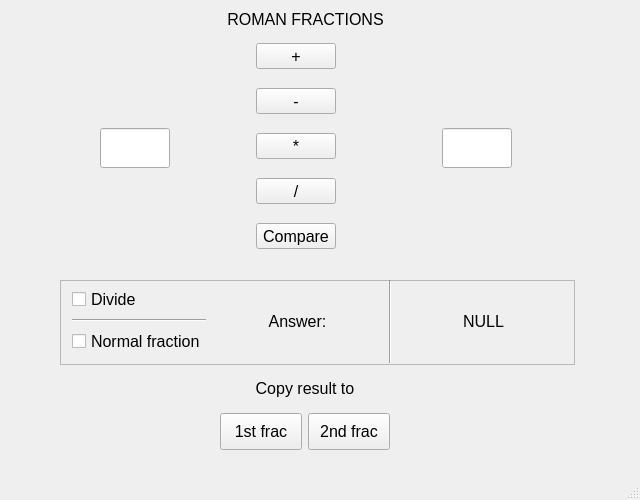
Before: the Qt Designer form src/mainwindow.ui in Tsettaro/roman-fraction, drawn with Qt 5.
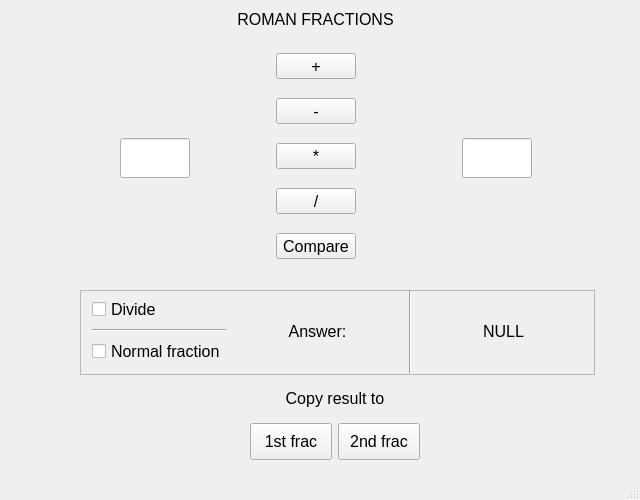
After: the same form once the commit is applied. Icons and pictures are not drawn.

Commit message: Fix enable copy layout logic

What changed in the file:
```diff
--- a/src/mainwindow.ui
+++ b/src/mainwindow.ui
@@ -46,8 +46,8 @@
    <widget class="QWidget" name="horizontalLayoutWidget">
     <property name="geometry">
      <rect>
-      <x>90</x>
-      <y>30</y>
+      <x>110</x>
+      <y>40</y>
       <width>432</width>
       <height>237</height>
      </rect>
@@ -272,7 +272,7 @@
    <widget class="QLabel" name="label">
     <property name="geometry">
      <rect>
-      <x>200</x>
+      <x>210</x>
       <y>10</y>
       <width>211</width>
       <height>18</height>
@@ -288,8 +288,8 @@
    <widget class="QFrame" name="frame">
     <property name="geometry">
      <rect>
-      <x>60</x>
-      <y>280</y>
+      <x>80</x>
+      <y>290</y>
       <width>515</width>
       <height>85</height>
      </rect>
@@ -439,8 +439,8 @@
    <widget class="QWidget" name="verticalLayoutWidget">
     <property name="geometry">
      <rect>
-      <x>220</x>
-      <y>370</y>
+      <x>250</x>
+      <y>380</y>
       <width>170</width>
       <height>80</height>
      </rect>
```
The commit also changes 3 other files.
